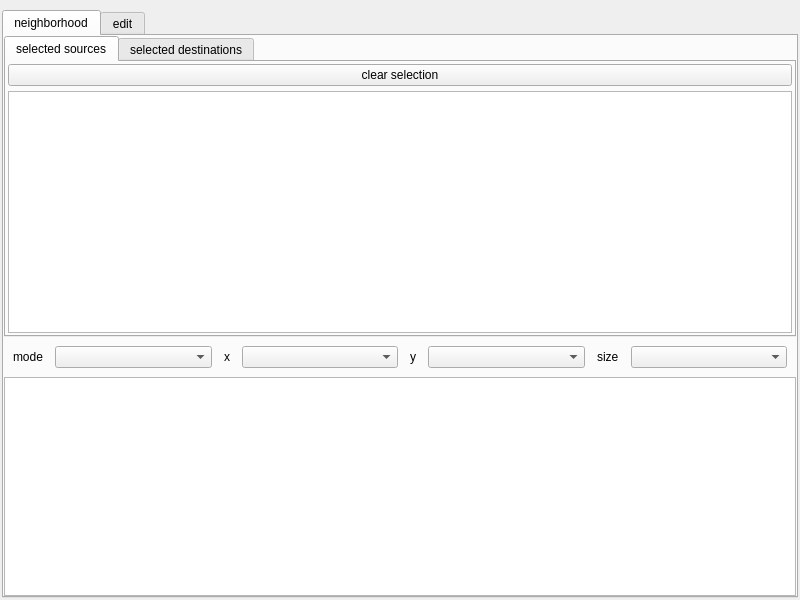
The window that gui/form.ui (vijayrudraraju/qtmapper) describes before a commit, drawn with Qt 5.
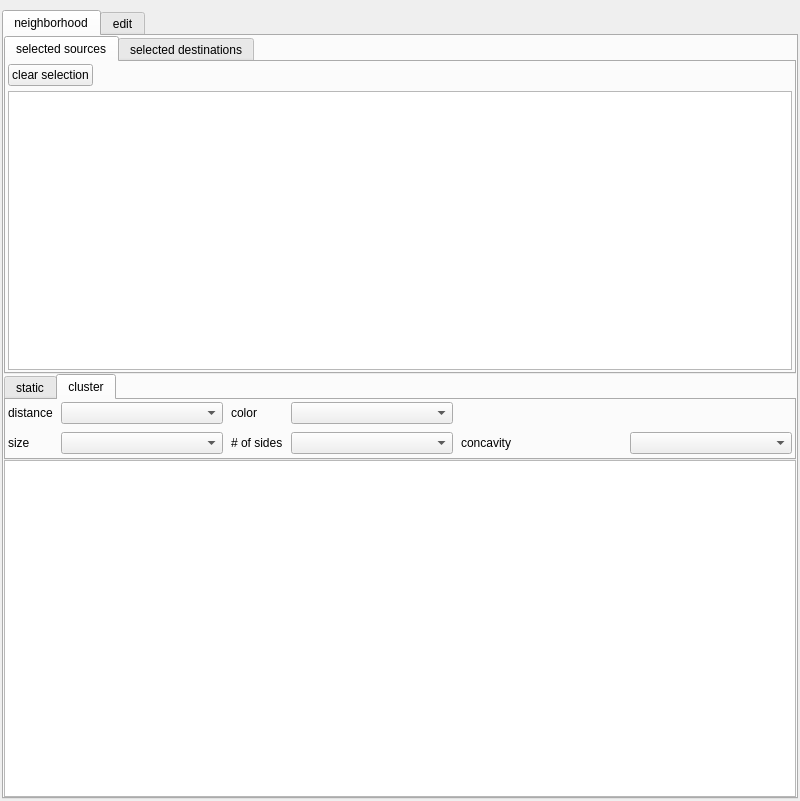
The same window after the commit. The open tabs and pages were chosen to show the change. Custom widgets are drawn as their Qt base class.

Commit message: changed vis ui a bit, still working on more vis'

```diff
--- a/gui/form.ui
+++ b/gui/form.ui
@@ -7,7 +7,7 @@
     <x>0</x>
     <y>0</y>
     <width>800</width>
-    <height>600</height>
+    <height>801</height>
    </rect>
   </property>
   <property name="windowTitle">
@@ -63,6 +63,12 @@
           <number>0</number>
          </property>
          <widget class="QWidget" name="tab_1">
+          <property name="sizePolicy">
+           <sizepolicy hsizetype="Preferred" vsizetype="Preferred">
+            <horstretch>0</horstretch>
+            <verstretch>0</verstretch>
+           </sizepolicy>
+          </property>
           <attribute name="title">
            <string>selected sources</string>
           </attribute>
@@ -78,6 +84,12 @@
              <property name="enabled">
               <bool>true</bool>
              </property>
+             <property name="sizePolicy">
+              <sizepolicy hsizetype="Fixed" vsizetype="Fixed">
+               <horstretch>0</horstretch>
+               <verstretch>0</verstretch>
+              </sizepolicy>
+             </property>
              <property name="text">
               <string>clear selection</string>
              </property>
@@ -85,6 +97,21 @@
            </item>
            <item>
             <widget class="QTableView" name="source_list">
+             <property name="enabled">
+              <bool>true</bool>
+             </property>
+             <property name="sizePolicy">
+              <sizepolicy hsizetype="Expanding" vsizetype="Expanding">
+               <horstretch>0</horstretch>
+               <verstretch>0</verstretch>
+              </sizepolicy>
+             </property>
+             <property name="minimumSize">
+              <size>
+               <width>0</width>
+               <height>100</height>
+              </size>
+             </property>
              <property name="alternatingRowColors">
               <bool>true</bool>
              </property>
@@ -140,34 +167,28 @@
         </widget>
        </item>
        <item>
-        <widget class="QWidget" name="widget_3" native="true">
+        <widget class="QTabWidget" name="vis_mode_toggle">
          <property name="sizePolicy">
-          <sizepolicy hsizetype="Preferred" vsizetype="Preferred">
+          <sizepolicy hsizetype="Expanding" vsizetype="Minimum">
            <horstretch>0</horstretch>
            <verstretch>0</verstretch>
           </sizepolicy>
          </property>
-         <layout class="QHBoxLayout" name="horizontalLayout_5">
+         <property name="currentIndex">
+          <number>0</number>
+         </property>
+         <widget class="QWidget" name="static_tab">
+          <attribute name="title">
+           <string>static</string>
+          </attribute>
+          <layout class="QGridLayout" name="gridLayout_2">
+           <property name="margin">
+            <number>2</number>
+           </property>
           <property name="spacing">
-           <number>12</number>
-          </property>
-          <item>
-           <widget class="QLabel" name="label_3">
-            <property name="sizePolicy">
-             <sizepolicy hsizetype="Fixed" vsizetype="Preferred">
-              <horstretch>0</horstretch>
-              <verstretch>0</verstretch>
-             </sizepolicy>
-            </property>
-            <property name="text">
-             <string>mode</string>
-            </property>
-           </widget>
-          </item>
-          <item>
-           <widget class="QComboBox" name="mode_picker"/>
-          </item>
-          <item>
+            <number>8</number>
+           </property>
+           <item row="0" column="0">
            <widget class="QLabel" name="label">
             <property name="sizePolicy">
              <sizepolicy hsizetype="Fixed" vsizetype="Preferred">
@@ -183,10 +204,17 @@
             </property>
            </widget>
           </item>
-          <item>
-           <widget class="QComboBox" name="x_param_picker"/>
-          </item>
-          <item>
+           <item row="0" column="1">
+            <widget class="QComboBox" name="x_param_picker">
+             <property name="sizePolicy">
+              <sizepolicy hsizetype="Preferred" vsizetype="Fixed">
+               <horstretch>0</horstretch>
+               <verstretch>0</verstretch>
+              </sizepolicy>
+             </property>
+            </widget>
+           </item>
+           <item row="0" column="2">
            <widget class="QLabel" name="label_2">
             <property name="sizePolicy">
              <sizepolicy hsizetype="Fixed" vsizetype="Preferred">
@@ -199,10 +227,26 @@
             </property>
            </widget>
           </item>
-          <item>
+           <item row="0" column="3">
            <widget class="QComboBox" name="y_param_picker"/>
           </item>
-          <item>
+           <item row="0" column="4">
+            <widget class="QLabel" name="label_6">
+             <property name="sizePolicy">
+              <sizepolicy hsizetype="Fixed" vsizetype="Preferred">
+               <horstretch>0</horstretch>
+               <verstretch>0</verstretch>
+              </sizepolicy>
+             </property>
+             <property name="text">
+              <string>color</string>
+             </property>
+            </widget>
+           </item>
+           <item row="0" column="5">
+            <widget class="QComboBox" name="color_param_picker"/>
+           </item>
+           <item row="1" column="0">
            <widget class="QLabel" name="label_4">
             <property name="sizePolicy">
              <sizepolicy hsizetype="Fixed" vsizetype="Preferred">
@@ -215,14 +259,137 @@
             </property>
            </widget>
           </item>
-          <item>
+           <item row="1" column="1">
            <widget class="QComboBox" name="size_param_picker"/>
           </item>
-         </layout>
+           <item row="1" column="2">
+            <widget class="QLabel" name="label_5">
+             <property name="sizePolicy">
+              <sizepolicy hsizetype="Fixed" vsizetype="Preferred">
+               <horstretch>0</horstretch>
+               <verstretch>0</verstretch>
+              </sizepolicy>
+             </property>
+             <property name="text">
+              <string># of sides</string>
+             </property>
+            </widget>
+           </item>
+           <item row="1" column="3">
+            <widget class="QComboBox" name="sides_param_picker"/>
+           </item>
+           <item row="1" column="4">
+            <widget class="QLabel" name="label_7">
+             <property name="text">
+              <string>concavity</string>
+             </property>
+            </widget>
+           </item>
+           <item row="1" column="5">
+            <widget class="QComboBox" name="concavity_param_picker"/>
+           </item>
+          </layout>
+         </widget>
+         <widget class="QWidget" name="cluster_tab">
+          <attribute name="title">
+           <string>cluster</string>
+          </attribute>
+          <layout class="QGridLayout" name="gridLayout">
+           <property name="margin">
+            <number>2</number>
+           </property>
+           <property name="spacing">
+            <number>8</number>
+           </property>
+           <item row="0" column="0">
+            <widget class="QLabel" name="label_12">
+             <property name="sizePolicy">
+              <sizepolicy hsizetype="Fixed" vsizetype="Preferred">
+               <horstretch>0</horstretch>
+               <verstretch>0</verstretch>
+              </sizepolicy>
+             </property>
+             <property name="text">
+              <string>distance</string>
+             </property>
+             <property name="scaledContents">
+              <bool>false</bool>
+             </property>
+            </widget>
+           </item>
+           <item row="0" column="1">
+            <widget class="QComboBox" name="dist_param_picker"/>
+           </item>
+           <item row="1" column="0">
+            <widget class="QLabel" name="label_9">
+             <property name="sizePolicy">
+              <sizepolicy hsizetype="Fixed" vsizetype="Preferred">
+               <horstretch>0</horstretch>
+               <verstretch>0</verstretch>
+              </sizepolicy>
+             </property>
+             <property name="text">
+              <string>size</string>
+             </property>
+            </widget>
+           </item>
+           <item row="1" column="2">
+            <widget class="QLabel" name="label_10">
+             <property name="sizePolicy">
+              <sizepolicy hsizetype="Fixed" vsizetype="Preferred">
+               <horstretch>0</horstretch>
+               <verstretch>0</verstretch>
+              </sizepolicy>
+             </property>
+             <property name="text">
+              <string># of sides</string>
+             </property>
+            </widget>
+           </item>
+           <item row="1" column="4">
+            <widget class="QLabel" name="label_8">
+             <property name="text">
+              <string>concavity</string>
+             </property>
+            </widget>
+           </item>
+           <item row="1" column="1">
+            <widget class="QComboBox" name="size_param_picker_2"/>
+           </item>
+           <item row="1" column="3">
+            <widget class="QComboBox" name="sides_param_picker_2"/>
+           </item>
+           <item row="1" column="5">
+            <widget class="QComboBox" name="concavity_param_picker_2"/>
+           </item>
+           <item row="0" column="2">
+            <widget class="QLabel" name="label_11">
+             <property name="sizePolicy">
+              <sizepolicy hsizetype="Fixed" vsizetype="Preferred">
+               <horstretch>0</horstretch>
+               <verstretch>0</verstretch>
+              </sizepolicy>
+             </property>
+             <property name="text">
+              <string>color</string>
+             </property>
+            </widget>
+           </item>
+           <item row="0" column="3">
+            <widget class="QComboBox" name="color_param_picker_2"/>
+           </item>
+          </layout>
+         </widget>
         </widget>
        </item>
        <item>
         <widget class="MapperGraphicsView" name="graphics_view">
+         <property name="minimumSize">
+          <size>
+           <width>0</width>
+           <height>300</height>
+          </size>
+         </property>
          <property name="verticalScrollBarPolicy">
           <enum>Qt::ScrollBarAlwaysOff</enum>
          </property>
```
Lines whose indentation alone changed are shown as unchanged. The commit also changes 1 other file.
